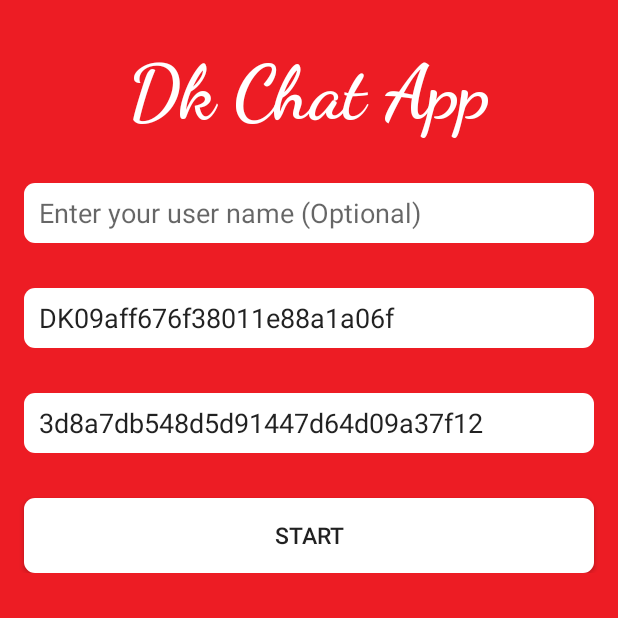
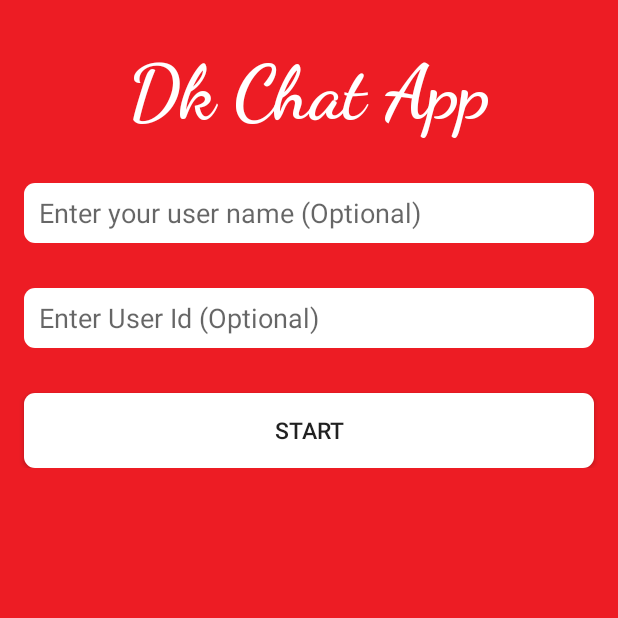
Before and after one commit to ashwinisawanth412/BasicSampleApp2, an Android app: the screen it shows after launch (SplashScreenActivity), after a tap on "START", on a phone screen of 412 x 824 dp, the top half of it. Run offline under Robolectric (Android 15) with nearby library versions, the phone set to English and light mode, and no system bars; our stand-ins replace ButterKnife; libraries missing offline, so code that uses them is left out: com.dabkick.engine; 1 statement that could not run was skipped.

Commit message:
Changed View Participant and Removed Dev Id and Dev Key from Splash screen Activity.
Implemented User Id

```diff
--- a/app/src/main/java/dabkick/com/basicsampleapp/SplashScreenActivity.java
+++ b/app/src/main/java/dabkick/com/basicsampleapp/SplashScreenActivity.java
@@ -1,20 +1,12 @@
 package dabkick.com.basicsampleapp;
 
-import android.content.Context;
 import android.content.Intent;
-import android.content.SharedPreferences;
 import android.os.Bundle;
-import android.os.Handler;
-import android.support.v7.app.AppCompatActivity;
 import android.support.v7.widget.AppCompatButton;
 import android.support.v7.widget.AppCompatEditText;
-import android.text.TextUtils;
-import android.view.View;
-import android.widget.ProgressBar;
 import android.widget.RelativeLayout;
 import android.widget.Toast;
 
-import com.dabkick.engine.Public.Authentication;
 import com.dabkick.engine.Public.CallbackListener;
 import com.dabkick.engine.Public.DKLiveChat;
 
@@ -34,6 +26,8 @@ public class SplashScreenActivity extends BaseActivity {
     AppCompatEditText mUserDevKeyEdiText;
     @BindView(R.id.dev_id_edit_text)
     AppCompatEditText mUserDevId;
+    @BindView(R.id.user_id_edit_text)
+    AppCompatEditText mUserId;
 
     @BindView(R.id.container)
     RelativeLayout mNameEditTextContainer;
@@ -52,7 +46,7 @@ public class SplashScreenActivity extends BaseActivity {
         mUserDevId.setText("DK09aff676f38011e88a1a06f");
     }
 
-    public void setUserDetailsIfUpdated(){
+    public void setUserDetailsIfUpdated() {
         String name = PreferenceHandler.getUserName(SplashScreenActivity.this);
         mUserNameEditText.setText(name);
         mUserNameEditText.setSelection(name.length());
@@ -68,11 +62,16 @@ public class SplashScreenActivity extends BaseActivity {
     }
 
     public void initEngine() {
+        String enteredUserId;
         String devId = mUserDevId.getText().toString().trim();
         String devKey = mUserDevKeyEdiText.getText().toString().trim();
+        if (!mUserId.getText().toString().isEmpty()) {
+            enteredUserId = mUserId.getText().toString();
+        } else {
+            enteredUserId = "";
+        }
 
-        Authentication auth = new Authentication(devId, devKey);
-        dkLiveChat = new DKLiveChat(this, auth, new CallbackListener() {
+        dkLiveChat = new DKLiveChat(this, enteredUserId, new CallbackListener() {
             @Override
             public void onSuccess(String s, Object... objects) {
                 PreferenceHandler.setUserName(SplashScreenActivity.this, mUserNameEditText.getText().toString().trim());
@@ -84,7 +83,7 @@ public class SplashScreenActivity extends BaseActivity {
 
             @Override
             public void onError(String s, Object... objects) {
-                Toast.makeText(BaseActivity.mCurrentActivity, "Authentication failed.",Toast.LENGTH_SHORT).show();
+                Toast.makeText(BaseActivity.mCurrentActivity, "Authentication failed.", Toast.LENGTH_SHORT).show();
             }
         });
     }
--- a/app/src/main/java/dabkick/com/basicsampleapp/ViewParticipantFragment.java
+++ b/app/src/main/java/dabkick/com/basicsampleapp/ViewParticipantFragment.java
@@ -69,7 +69,7 @@ public class ViewParticipantFragment extends Fragment {
 
         mRoomNameTextView.setText(mRoomName);
 
-        participantList = SplashScreenActivity.dkLiveChat.getUsers(mRoomName, new CallbackListener() {
+        SplashScreenActivity.dkLiveChat.viewUsers(mRoomName, new CallbackListener() {
             @Override
             public void onSuccess(String s, Object... objects) {
                 participantList = (List<UserInfo>) objects[0];
--- a/app/src/main/res/layout/activity_splash_screen.xml
+++ b/app/src/main/res/layout/activity_splash_screen.xml
@@ -1,6 +1,5 @@
 <?xml version="1.0" encoding="utf-8"?>
 <RelativeLayout xmlns:android="http://schemas.android.com/apk/res/android"
-    xmlns:app="http://schemas.android.com/apk/res-auto"
     xmlns:tools="http://schemas.android.com/tools"
     android:layout_width="match_parent"
     android:layout_height="match_parent"
@@ -41,6 +40,18 @@
                 android:paddingLeft="10dp" />
 
             <android.support.v7.widget.AppCompatEditText
+                android:id="@+id/user_id_edit_text"
+                android:layout_width="match_parent"
+                android:layout_height="40dp"
+                android:layout_below="@+id/user_name_edit_text"
+                android:layout_marginLeft="16dp"
+                android:layout_marginTop="30dp"
+                android:layout_marginRight="16dp"
+                android:background="@drawable/rounded_corner"
+                android:hint="@string/enter_user_id"
+                android:paddingLeft="10dp" />
+
+            <android.support.v7.widget.AppCompatEditText
                 android:id="@+id/dev_id_edit_text"
                 android:layout_width="match_parent"
                 android:layout_height="40dp"
@@ -50,7 +61,8 @@
                 android:layout_marginRight="16dp"
                 android:background="@drawable/rounded_corner"
                 android:hint="@string/enter_dev_id"
-                android:paddingLeft="10dp" />
+                android:paddingLeft="10dp"
+                android:visibility="gone" />
 
             <android.support.v7.widget.AppCompatEditText
                 android:id="@+id/dev_key_edit_text"
@@ -62,13 +74,14 @@
                 android:layout_marginRight="16dp"
                 android:background="@drawable/rounded_corner"
                 android:hint="@string/enter_dev_key"
-                android:paddingLeft="10dp" />
+                android:paddingLeft="10dp"
+                android:visibility="gone" />
 
             <android.support.v7.widget.AppCompatButton
                 android:id="@+id/done_btn"
                 android:layout_width="match_parent"
                 android:layout_height="50dp"
-                android:layout_below="@+id/dev_key_edit_text"
+                android:layout_below="@+id/user_id_edit_text"
                 android:layout_marginLeft="16dp"
                 android:layout_marginTop="30dp"
                 android:layout_marginRight="16dp"
--- a/app/src/main/res/values/strings.xml
+++ b/app/src/main/res/values/strings.xml
@@ -4,6 +4,7 @@
     <string name="enter_dev_key">Enter your developer key</string>
     <string name="enter_dev_id">Enter your developer id</string>
     <string name="end_chat">Exit</string>
+    <string name="enter_user_id">Enter User Id (Optional)</string>
 
     <!-- TODO: Remove or change this placeholder text -->
     <string name="hello_blank_fragment">Hello blank fragment</string>
```
